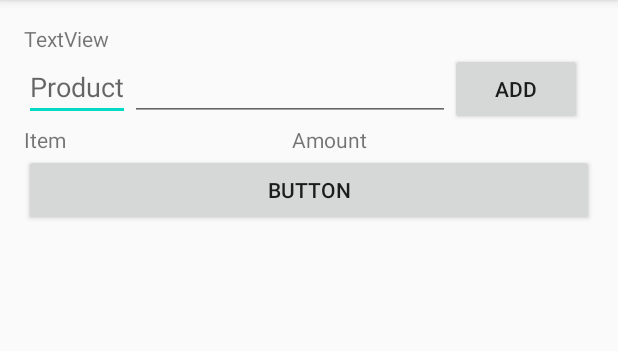
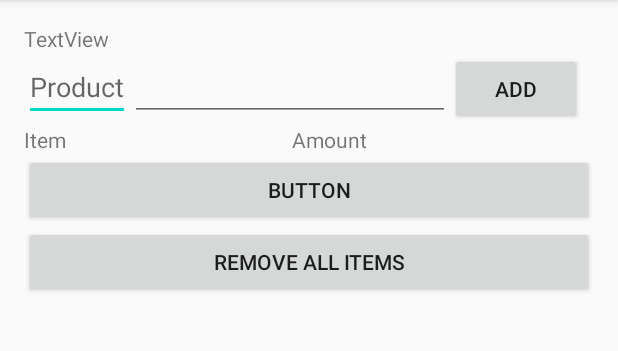
Before and after one commit to AnneliKlamas/Shopping-list-application, an Android app: the screen it shows after launch (MainActivity), on a phone screen of 412 x 824 dp, the part 84-435 px from its top. Run offline under Robolectric (Android 15) with nearby library versions, the phone set to English and light mode, and no system bars; our stand-ins replace Firebase (no records; nobody signed in at launch, a user with empty details on screens opened directly).

Commit message:
implemented deleting all items from table and database

```diff
--- a/app/src/main/res/layout/activity_main.xml
+++ b/app/src/main/res/layout/activity_main.xml
@@ -82,6 +82,12 @@
             android:layout_width="match_parent"
             android:layout_height="wrap_content"
             android:text="Button" />
+
+        <Button
+            android:id="@+id/deleteAllButton"
+            android:layout_width="match_parent"
+            android:layout_height="wrap_content"
+            android:text="@string/deleteAllButton" />
     </LinearLayout>
 
 </androidx.constraintlayout.widget.ConstraintLayout>
--- a/app/src/main/res/values/strings.xml
+++ b/app/src/main/res/values/strings.xml
@@ -3,4 +3,5 @@
     <string name="itemColumn">Item</string>
     <string name="amountColumn">Amount</string>
     <string name="addButton">Add</string>
+    <string name="deleteAllButton">Remove all items</string>
 </resources>
```
Also changed, not shown: app/src/main/java/com/example/shoppinglistapplication/MainActivity.kt (+17 -0 lines).
